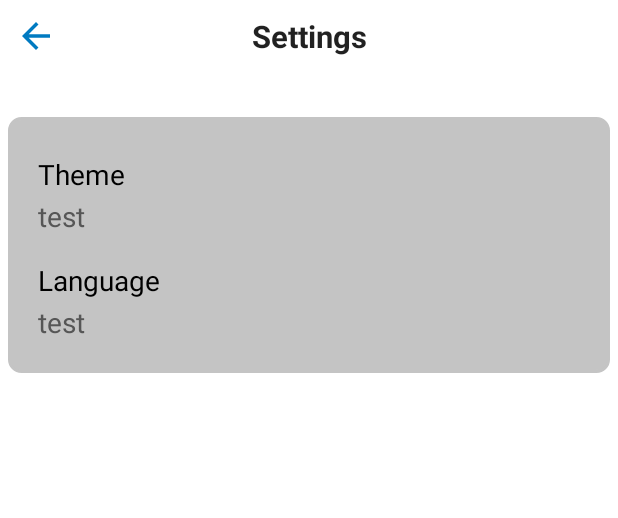
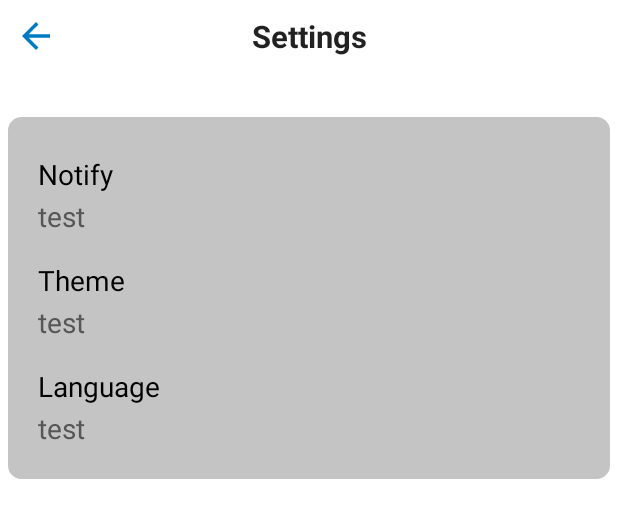
Before and after one commit to winstonmoon/motivational-todo-list-android, an Android app: the layout fragment_settings.xml on its own in the app's theme, with its tools: preview values and no code run, on a phone screen of 412 x 824 dp. Shown: the top 518 px of the screen. Run offline under Robolectric (Android 15) with nearby library versions, the phone set to English and light mode, and no system bars.

Commit message:
fix issue #197 in progress

```diff
--- a/app/src/main/res/layout/fragment_settings.xml
+++ b/app/src/main/res/layout/fragment_settings.xml
@@ -53,8 +53,7 @@
                 android:layout_marginTop="20dp"
                 android:layout_marginBottom="5dp"
                 android:background="@drawable/bg_ripple_rectangle"
-                android:orientation="vertical"
-                android:visibility="gone">
+                android:orientation="vertical">
 
                 <TextView
                     android:id="@+id/label_notify"
@@ -83,7 +82,7 @@
                 android:layout_width="match_parent"
                 android:layout_height="60dp"
                 android:layout_marginStart="20dp"
-                android:layout_marginTop="20dp"
+                android:layout_marginTop="5dp"
                 android:layout_marginBottom="5dp"
                 android:background="@drawable/bg_ripple_rectangle"
                 android:orientation="vertical">
```
